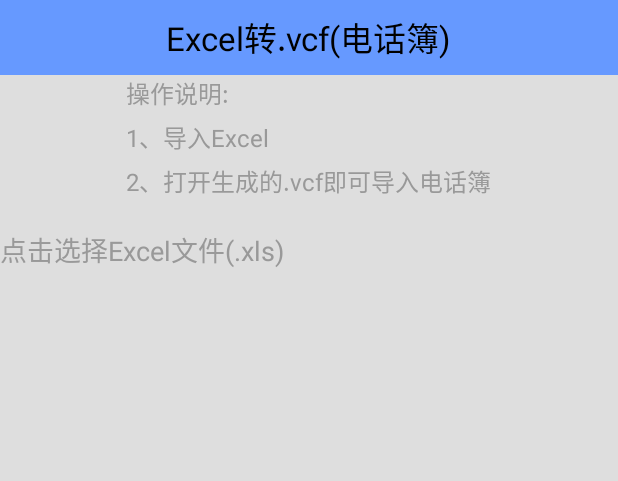
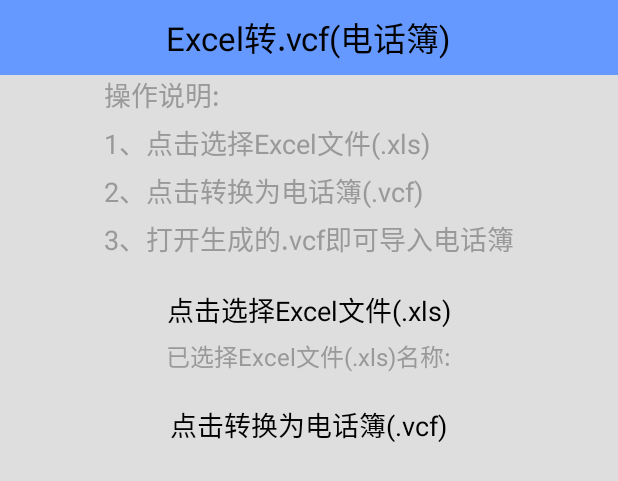
Before and after one commit to username411382/AndroidFrameWorks, an Android app: the layout activity_vcf.xml on its own in the app's theme, with its tools: preview values and no code run, on a phone screen of 412 x 824 dp. Shown: the top 481 px of the screen. Run offline under Robolectric (Android 15) with nearby library versions, the phone set to English and light mode, and no system bars.

Commit message:
[task]vcf open

```diff
--- a/app/src/main/java/com/ruihe/demo/activity/ActivityMain.java
+++ b/app/src/main/java/com/ruihe/demo/activity/ActivityMain.java
@@ -103,6 +103,8 @@ public class ActivityMain extends BaseActivity implements View.OnClickListener {
         } catch (Exception e) {
             e.printStackTrace();
         }
+
+        redirectToActivity(holder,ActivityCreateVcf.class);
 
     }
 
--- a/app/src/main/java/com/ruihe/demo/activity/BaseActivity.java
+++ b/app/src/main/java/com/ruihe/demo/activity/BaseActivity.java
@@ -38,6 +38,8 @@ public abstract class BaseActivity extends FragmentActivity {
     public TitleView mTitleView;
     private RxPermissions mRxPermissions;
     private Unbinder mUnbinder;
+    protected BaseActivity holder;
+
 
     @Override
     protected void onCreate(Bundle arg0) {
@@ -45,13 +47,13 @@ public abstract class BaseActivity extends FragmentActivity {
         requestWindowFeature(Window.FEATURE_NO_TITLE);
         setRequestedOrientation(ActivityInfo.SCREEN_ORIENTATION_PORTRAIT);
         setContentView(getViewId());
+        holder = this;
         mTitleView = (TitleView) findViewById(R.id.common_title_view);
         mRxPermissions = new RxPermissions(this);
         onActivityViewCreated();
         // 启动activity时添加Activity到堆栈
         ActivitiesContainer.getInstance().addActivity(this);
         StatusBarCompat.setStatusBarColor(this, getResources().getColor(R.color.colorLightBlue));
-
     }
 
     @Override
@@ -108,7 +110,7 @@ public abstract class BaseActivity extends FragmentActivity {
 
 
     @SuppressLint("CheckResult")
-    protected void requestStorePermission(){
+    protected void requestStorePermission() {
         if (Build.VERSION.SDK_INT >= Build.VERSION_CODES.M) {
             getRxPermissions().requestEach(Manifest.permission.WRITE_EXTERNAL_STORAGE).subscribe(new Consumer<Permission>() {
                 @Override
--- a/app/src/main/res/layout/activity_vcf.xml
+++ b/app/src/main/res/layout/activity_vcf.xml
@@ -10,6 +10,7 @@
         android:id="@+id/common_title_view"
         android:layout_width="match_parent"
         android:layout_height="wrap_content"
+        android:onClick="exit"
         app:mytitle="Excel转.vcf(电话簿)" />
 
     <TextView
@@ -17,20 +18,43 @@
         android:layout_height="wrap_content"
         android:layout_gravity="center"
         android:lineSpacingExtra="5dp"
-        android:text="操作说明:\n1、导入Excel\n2、打开生成的.vcf即可导入电话簿"
-        android:textColor="#999"
-        android:textSize="16sp" />
-
-    <TextView
-        android:layout_width="wrap_content"
-        android:layout_height="wrap_content"
-        android:lineSpacingExtra="5dp"
-        android:text="点击选择Excel文件(.xls)"
-        android:layout_marginTop="20dp"
-        android:onClick="pickExcelFile"
+        android:text="操作说明:\n1、点击选择Excel文件(.xls)\n2、点击转换为电话簿(.vcf)\n3、打开生成的.vcf即可导入电话簿"
         android:textColor="#999"
         android:textSize="18sp" />
 
+   <LinearLayout
+       android:layout_width="match_parent"
+       android:gravity="center"
+       android:layout_height="wrap_content"
+       android:orientation="vertical">
+       <TextView
+           android:layout_width="wrap_content"
+           android:layout_height="wrap_content"
+           android:lineSpacingExtra="5dp"
+           android:text="点击选择Excel文件(.xls)"
+           android:layout_marginTop="20dp"
+           android:onClick="pickExcelFile"
+           android:textColor="#000"
+           android:textSize="18sp" />
+       <TextView
+           android:id="@+id/tv_pick_file_name"
+           android:layout_width="wrap_content"
+           android:layout_height="wrap_content"
+           android:lineSpacingExtra="5dp"
+           android:text="已选择Excel文件(.xls)名称:"
+           android:layout_marginTop="5dp"
+           android:onClick="pickExcelFile"
+           android:textColor="#999"
+           android:textSize="16sp" />
 
-
+       <TextView
+           android:layout_width="wrap_content"
+           android:layout_height="wrap_content"
+           android:lineSpacingExtra="5dp"
+           android:text="点击转换为电话簿(.vcf)"
+           android:layout_marginTop="20dp"
+           android:onClick="buildVcf"
+           android:textColor="#000"
+           android:textSize="18sp" />
+   </LinearLayout>
 </LinearLayout>
```
Also changed, not shown: app/src/main/AndroidManifest.xml (+9 -1 lines), app/src/main/java/com/ruihe/demo/activity/ActivityCreateVcf.java (+92 -14 lines), app/src/main/java/com/ruihe/demo/common/utils/ExcelUtils.java (+28 -5 lines), app/src/main/res/xml/file_paths.xml (added, +7 -0 lines).
